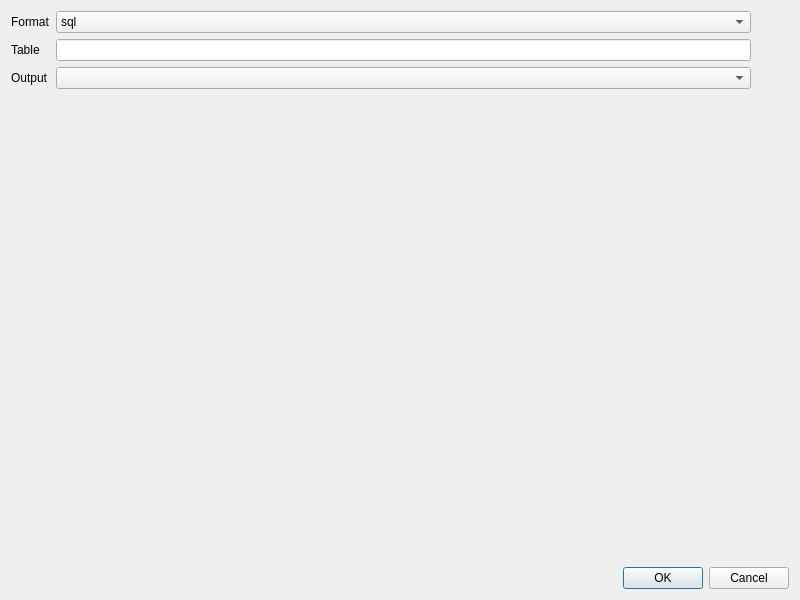
Before: the Qt Designer form src/widget/savedatadialog.ui in mugiseyebrows/mugi-query, drawn with Qt 5.
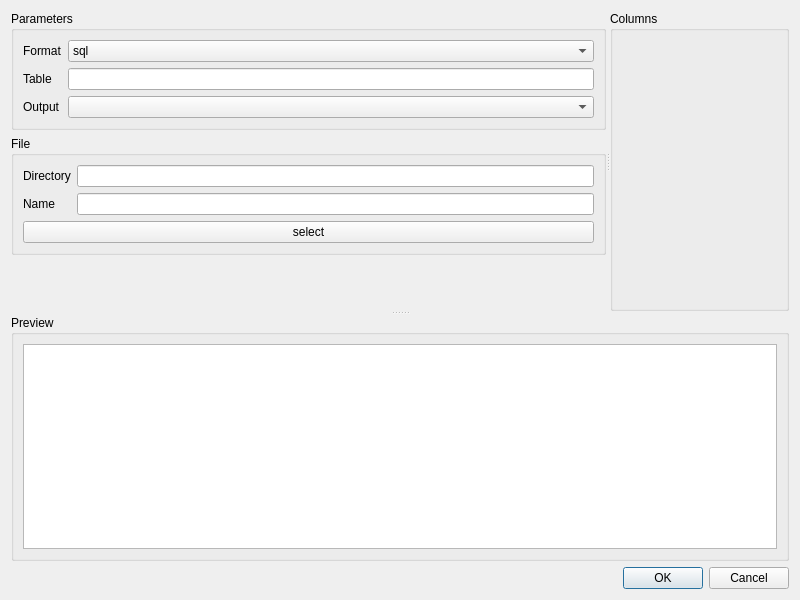
After: the same form once the commit is applied. Custom widgets are drawn as their Qt base class.

Commit message: save data preview and state, more data tests import data text size validation, copy to list fix

What changed in the file:
```diff
--- a/src/widget/savedatadialog.ui
+++ b/src/widget/savedatadialog.ui
@@ -13,16 +13,28 @@
   <property name="windowTitle">
    <string>Save Data</string>
   </property>
+  <layout class="QVBoxLayout" name="verticalLayout_4">
+   <item>
+    <widget class="QSplitter" name="verticalSplitter">
+     <property name="orientation">
+      <enum>Qt::Vertical</enum>
+     </property>
+     <widget class="QSplitter" name="horizontalSplitter">
+      <property name="orientation">
+       <enum>Qt::Horizontal</enum>
+      </property>
+      <widget class="QWidget" name="layoutWidget">
   <layout class="QVBoxLayout" name="verticalLayout">
    <item>
-    <layout class="QGridLayout" name="gridLayout" rowstretch="0,0,0,0">
-     <item row="2" column="1">
-      <widget class="QComboBox" name="output"/>
-     </item>
-     <item row="1" column="0">
-      <widget class="QLabel" name="label_3">
+         <widget class="QGroupBox" name="groupBox">
+          <property name="title">
+           <string>Parameters</string>
+          </property>
+          <layout class="QGridLayout" name="gridLayout_3">
+           <item row="0" column="0">
+            <widget class="QLabel" name="label">
        <property name="text">
-        <string>Table</string>
+              <string>Format</string>
        </property>
       </widget>
      </item>
@@ -40,7 +52,66 @@
        </item>
       </widget>
      </item>
-     <item row="3" column="1">
+           <item row="1" column="0">
+            <widget class="QLabel" name="label_3">
+             <property name="text">
+              <string>Table</string>
+             </property>
+            </widget>
+           </item>
+           <item row="1" column="1">
+            <widget class="QLineEdit" name="table"/>
+           </item>
+           <item row="2" column="0">
+            <widget class="QLabel" name="label_4">
+             <property name="text">
+              <string>Output</string>
+             </property>
+            </widget>
+           </item>
+           <item row="2" column="1">
+            <widget class="QComboBox" name="output"/>
+           </item>
+          </layout>
+         </widget>
+        </item>
+        <item>
+         <widget class="QGroupBox" name="FileGroup">
+          <property name="title">
+           <string>File</string>
+          </property>
+          <layout class="QGridLayout" name="gridLayout_2">
+           <item row="0" column="1">
+            <widget class="QLineEdit" name="outputDir"/>
+           </item>
+           <item row="1" column="0">
+            <widget class="QLabel" name="label_5">
+             <property name="text">
+              <string>Name</string>
+             </property>
+            </widget>
+           </item>
+           <item row="2" column="0" colspan="2">
+            <widget class="QPushButton" name="selectPath">
+             <property name="text">
+              <string>select</string>
+             </property>
+            </widget>
+           </item>
+           <item row="0" column="0">
+            <widget class="QLabel" name="label_2">
+             <property name="text">
+              <string>Directory</string>
+             </property>
+            </widget>
+           </item>
+           <item row="1" column="1">
+            <widget class="QLineEdit" name="outputName"/>
+           </item>
+          </layout>
+         </widget>
+        </item>
+        <item>
       <spacer name="verticalSpacer">
        <property name="orientation">
         <enum>Qt::Vertical</enum>
@@ -53,24 +124,14 @@
        </property>
       </spacer>
      </item>
-     <item row="1" column="1">
-      <widget class="QLineEdit" name="table"/>
-     </item>
-     <item row="0" column="0">
-      <widget class="QLabel" name="label">
-       <property name="text">
-        <string>Format</string>
-       </property>
+       </layout>
       </widget>
-     </item>
-     <item row="2" column="0">
-      <widget class="QLabel" name="label_4">
-       <property name="text">
-        <string>Output</string>
+      <widget class="QGroupBox" name="groupBox_3">
+       <property name="title">
+        <string>Columns</string>
        </property>
-      </widget>
-     </item>
-     <item row="0" column="2" rowspan="4">
+       <layout class="QVBoxLayout" name="verticalLayout_2">
+        <item>
       <widget class="SelectColumnsWidget" name="columns" native="true">
        <property name="minimumSize">
         <size>
@@ -81,6 +142,19 @@
       </widget>
      </item>
     </layout>
+      </widget>
+     </widget>
+     <widget class="QGroupBox" name="groupBox_2">
+      <property name="title">
+       <string>Preview</string>
+      </property>
+      <layout class="QVBoxLayout" name="verticalLayout_3">
+       <item>
+        <widget class="TextEdit" name="preview"/>
+       </item>
+      </layout>
+     </widget>
+    </widget>
    </item>
    <item>
     <widget class="QDialogButtonBox" name="buttonBox">
@@ -101,6 +175,11 @@
    <header>widget/selectcolumnswidget.h</header>
    <container>1</container>
   </customwidget>
+  <customwidget>
+   <class>TextEdit</class>
+   <extends>QTextEdit</extends>
+   <header>textedit.h</header>
+  </customwidget>
  </customwidgets>
  <tabstops>
   <tabstop>format</tabstop>
```
Left out of the diff: 5 changed lines with no effect on the pictures. Lines whose indentation alone changed are shown as unchanged. The commit also changes 29 other files.
